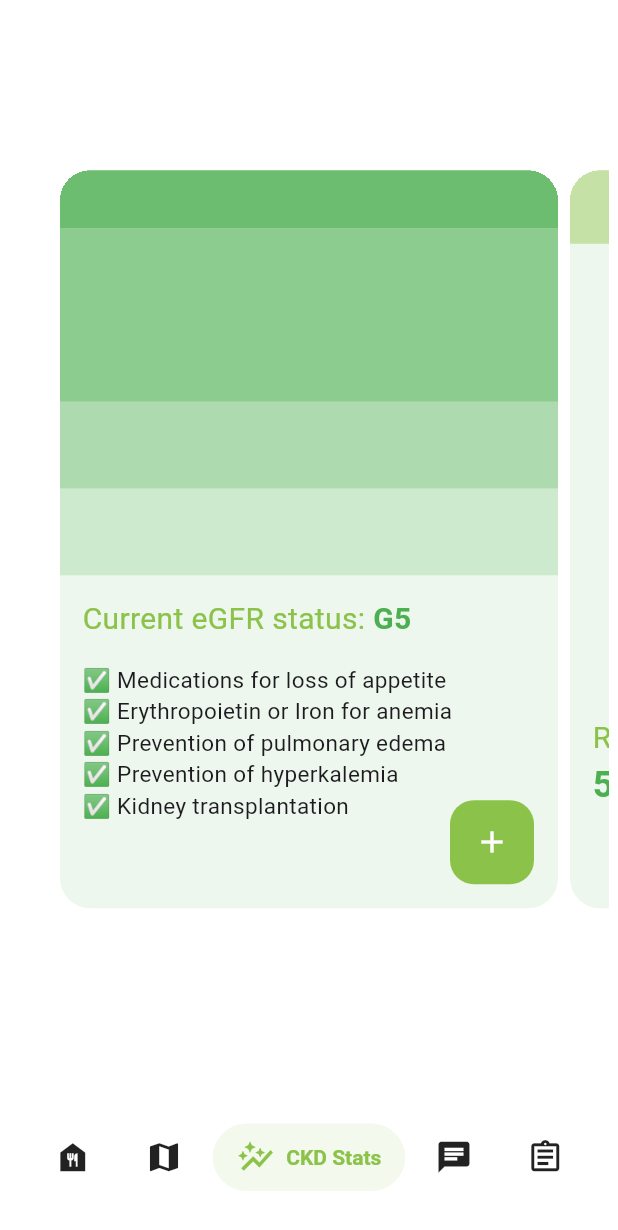
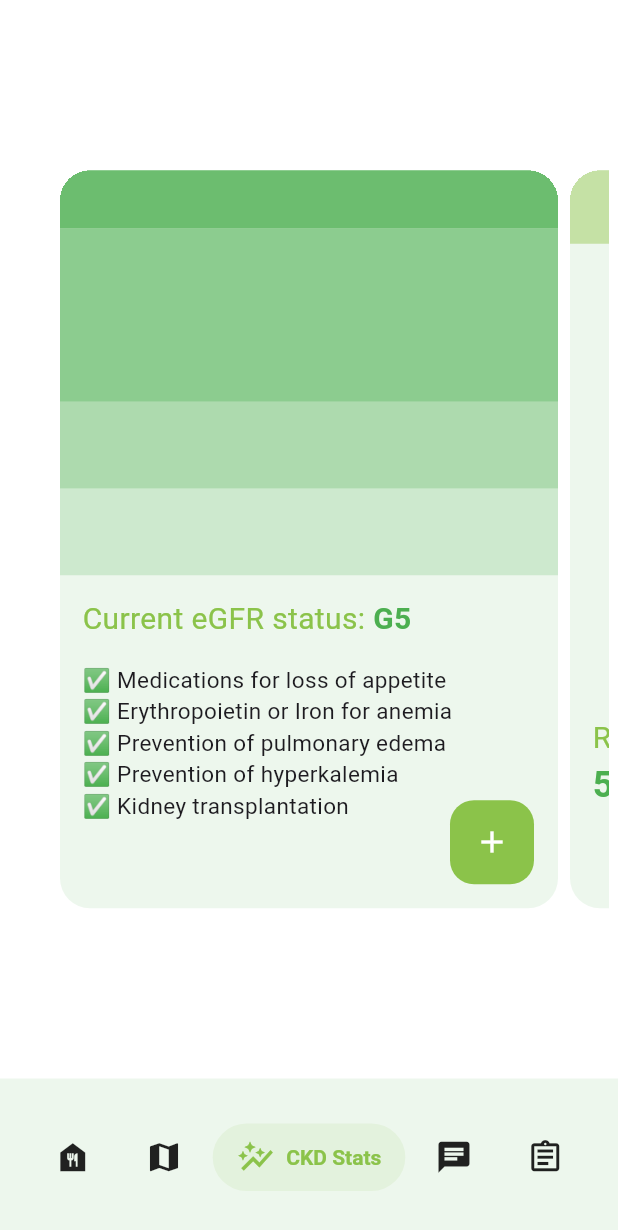
Before and after one commit to oscarchew/YoziCare, a Flutter app: the HomePageScreen screen opened by its route, on a phone screen of 412 x 824 dp. Shown: the top 1230 px of the screen. Run offline on Flutter 3.47's test engine with Material 2 defaults, Android fonts, the phone set to English and light mode, and no system bars; drawn by our look-alikes of salomon_bottom_bar; our stand-ins replace auto_route, cloud_firestore, dio, firebase_auth, firebase_core, firebase_messaging and 10 more; missing offline and left inert: dialogflow_grpc, sound_stream; accounts and stored records are empty; network calls fail; project files that could hold a hidden picture were left out.

Commit message:
refactor: update autoroute to v6 style

```diff
--- a/lib/presentation/router/router.dart
+++ b/lib/presentation/router/router.dart
@@ -1,14 +1,6 @@
 import 'package:auto_route/auto_route.dart';
 import 'package:firebase_auth/firebase_auth.dart';
-import 'package:gdsc/presentation/screens/home/food_analysis.dart';
-import 'package:gdsc/presentation/screens/home/google_maps_all.dart';
-import '../screens/home/chatbot.dart';
-import '../screens/home/home.dart';
-import '../screens/home/basic_info.dart';
-import '../screens/intro/intro.dart';
-import '../screens/intro/basic_info.dart';
-import '../screens/home/ckd_stats.dart';
-import '../screens/login.dart';
+import 'router.gr.dart';
 
 class CheckIfAlreadyLoggedIn extends AutoRouteGuard {
   @override
@@ -23,55 +15,54 @@ class CheckIfAlreadyLoggedIn extends AutoRouteGuard {
   }
 }
 
-@MaterialAutoRouter(
-  replaceInRouteName: 'Screen,Route',
-  routes: <AutoRoute>[
+@AutoRouterConfig(replaceInRouteName: 'Screen,Route')
+class AppRouter extends $AppRouter {
+  @override
+  RouteType get defaultRouteType => RouteType.material();
+  @override
+  List<AutoRoute> get routes => [
     AutoRoute(
         path: '/',
-        page: HomePageScreen,
+        page: HomePageRoute.page,
         initial: true,
-        guards: [CheckIfAlreadyLoggedIn],
+        guards: [CheckIfAlreadyLoggedIn()],
         children: [
           AutoRoute(
               path: 'egfr',
-              page: EgfrScreen,
+              page: EgfrRoute.page,
               initial: true
           ),
-          // Not yet implemented
           AutoRoute(
               path: 'food',
-              page: FoodAnalysisScreen
+              page: FoodAnalysisRoute.page
           ),
-          // Not yet implemented
           AutoRoute(
               path: 'map',
-              page: GoogleMapsScreen
+              page: GoogleMapsRoute.page
           ),
-          // Not yet implemented
           AutoRoute(
               path: 'chatbot',
-              page: ChatbotScreen
+              page: ChatbotRoute.page
           ),
           AutoRoute(
               path: 'my-data',
-              page: MyDataScreen
+              page: MyDataRoute.page
           )
         ]
     ),
     AutoRoute(
-      path: '/login',
-      page: LoginScreen
+        path: '/login',
+        page: LoginRoute.page
     ),
     AutoRoute(
         path: '/intro',
-        page: IntroScreen
+        page: IntroRoute.page
     ),
     AutoRoute(
         path: '/basic-info',
-        page: BasicInfoScreen
+        page: BasicInfoRoute.page
     ),
-  ],
-)
-class $AppRouter {}
+  ];
+}
 
 // flutter pub run build_runner build --delete-conflicting-outputs
--- a/lib/presentation/screens/home/basic_info.dart
+++ b/lib/presentation/screens/home/basic_info.dart
@@ -7,6 +7,7 @@ import '../../../domain/database/firestore.dart';
 import '../../../infrastructure/firestore/basic_repo.dart';
 import '../../../infrastructure/google_auth/google_auth_repo.dart';
 
+@RoutePage()
 class MyDataScreen extends StatefulWidget {
 
   const MyDataScreen({Key? key}) : super(key: key);
--- a/lib/presentation/screens/home/chatbot.dart
+++ b/lib/presentation/screens/home/chatbot.dart
@@ -13,6 +13,7 @@
 // limitations under the License.
 
 import 'dart:async';
+import 'package:auto_route/auto_route.dart';
 import 'package:flutter/material.dart';
 import 'package:flutter/services.dart';
 import 'package:rxdart/rxdart.dart';
@@ -23,6 +24,7 @@ import 'package:sound_stream/sound_stream.dart';
 import 'package:dialogflow_grpc/dialogflow_grpc.dart';
 import 'package:dialogflow_grpc/generated/google/cloud/dialogflow/v2beta1/session.pb.dart';
 
+@RoutePage()
 class ChatbotScreen extends StatefulWidget {
 
   const ChatbotScreen({Key? key}) : super(key: key);
--- a/lib/presentation/screens/home/ckd_stats.dart
+++ b/lib/presentation/screens/home/ckd_stats.dart
@@ -1,4 +1,5 @@
 import 'dart:math';
+import 'package:auto_route/auto_route.dart';
 import 'package:cloud_firestore/cloud_firestore.dart';
 import 'package:firebase_messaging/firebase_messaging.dart';
 import 'package:flutter/material.dart';
@@ -10,6 +11,7 @@ import '../shared/chart/chart_painter.dart';
 import '../shared/chart/data.dart';
 import '../shared/shared.dart';
 
+@RoutePage()
 class EgfrScreen extends StatefulWidget {
 
   const EgfrScreen({Key? key}) : super(key: key);
--- a/lib/presentation/screens/home/food_analysis.dart
+++ b/lib/presentation/screens/home/food_analysis.dart
@@ -1,7 +1,9 @@
+import 'package:auto_route/auto_route.dart';
 import 'package:flutter/material.dart';
 import 'package:gdsc/presentation/screens/home/food_analysis_screen.dart';
 import 'image_picker_page.dart';
 
+@RoutePage()
 class FoodAnalysisScreen extends StatelessWidget {
   @override
   Widget build(BuildContext context) {
--- a/lib/presentation/screens/home/home.dart
+++ b/lib/presentation/screens/home/home.dart
@@ -3,6 +3,7 @@ import 'package:flutter/material.dart';
 import 'package:salomon_bottom_bar/salomon_bottom_bar.dart';
 import '../../router/router.gr.dart';
 
+@RoutePage()
 class HomePageScreen extends StatelessWidget {
 
   const HomePageScreen({Key? key}) : super(key: key);
@@ -18,6 +19,7 @@ class HomePageScreen extends StatelessWidget {
         MyDataRoute()
       ],
       bottomNavigationBuilder: (_, tabsRouter) => SalomonBottomBar(
+        backgroundColor: Colors.green.withOpacity(0.1),
         margin: const EdgeInsets.symmetric(
           horizontal: 20,
           vertical: 30,
@@ -26,7 +28,7 @@ class HomePageScreen extends StatelessWidget {
         onTap: tabsRouter.setActiveIndex,
         items: [
           SalomonBottomBarItem(
-            selectedColor: Colors.lightGreen[800],
+            selectedColor: Colors.lightGreen,
             icon: const Icon(
               Icons.food_bank,
               size: 25,
@@ -34,7 +36,7 @@ class HomePageScreen extends StatelessWidget {
             title: const Text('My Food'),
           ),
           SalomonBottomBarItem(
-            selectedColor: Colors.lightGreen[300],
+            selectedColor: Colors.lightGreen,
             icon: const Icon(
               Icons.map,
               size: 25,
@@ -50,7 +52,7 @@ class HomePageScreen extends StatelessWidget {
             title: const Text('CKD Stats'),
           ),
           SalomonBottomBarItem(
-            selectedColor: Colors.lightGreen[300],
+            selectedColor: Colors.lightGreen,
             icon: const Icon(
               Icons.chat,
               size: 25,
@@ -58,7 +60,7 @@ class HomePageScreen extends StatelessWidget {
             title: const Text('Chatbot'),
           ),
           SalomonBottomBarItem(
-            selectedColor: Colors.lightGreen[800],
+            selectedColor: Colors.lightGreen,
             icon: const Icon(
               Icons.assignment_outlined,
               size: 25,
--- a/lib/presentation/screens/intro/intro.dart
+++ b/lib/presentation/screens/intro/intro.dart
@@ -5,6 +5,7 @@ import 'package:flutter/material.dart';
 import '../../../domain/database/firestore.dart';
 import '../../../infrastructure/firestore/array_repo.dart';
 
+@RoutePage()
 class IntroScreen extends StatefulWidget {
 
   const IntroScreen({Key? key}) : super(key: key);
--- a/lib/presentation/screens/login.dart
+++ b/lib/presentation/screens/login.dart
@@ -2,6 +2,7 @@ import 'package:auto_route/auto_route.dart';
 import 'package:flutter/material.dart';
 import '../../infrastructure/google_auth/google_auth_repo.dart';
 
+@RoutePage()
 class LoginScreen extends StatefulWidget {
   const LoginScreen({Key? key}) : super(key: key);
 
--- a/pubspec.yaml
+++ b/pubspec.yaml
@@ -44,7 +44,7 @@ dependencies:
   bloc: ^8.1.1
   flutter_bloc: ^8.1.2
   equatable: ^2.0.5
-  auto_route: ^5.0.4
+  auto_route: ^7.1.0
   salomon_bottom_bar: ^3.3.1
   shared_preferences: ^2.0.18
   collection: ^1.17.0
@@ -78,7 +78,7 @@ dev_dependencies:
   flutter_test:
     sdk: flutter
   build_runner:
-  auto_route_generator: ^5.0.3
+  auto_route_generator: ^7.0.0
   flutter_launcher_icons: ^0.12.0
 
   # The "flutter_lints" package below contains a set of recommended lints to
```
Also changed, not shown: assets/credentials.json (added, +12 -0 lines), lib/main.dart (+10 -5 lines), lib/presentation/screens/home/food.dart (deleted, +0 -15 lines), lib/presentation/screens/home/google_maps_all.dart (+20 -11 lines), lib/presentation/screens/home/map.dart (deleted, +0 -15 lines), lib/presentation/screens/intro/basic_info.dart (+10 -9 lines), lib/firebase_options.dart, lib/presentation/router/router.gr.dart, pubspec.lock, 5 other files.
